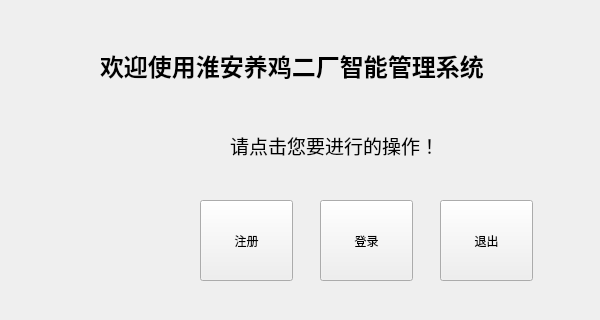
Qt form welcome/welcome.ui (muyulong/pi_gateway) before a commit; both pictures show x 0 to 600 and y 0 to 320 of the 700 by 433 pixel window.
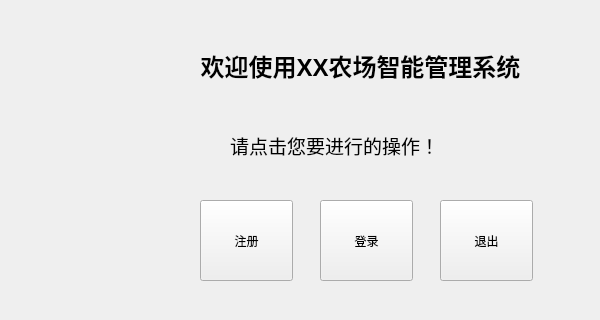
The same form after that commit.

The edit to the form file:
```diff
--- a/welcome/welcome.ui
+++ b/welcome/welcome.ui
@@ -23,7 +23,7 @@
     </rect>
    </property>
    <property name="text">
-    <string>&lt;html&gt;&lt;head/&gt;&lt;body&gt;&lt;p&gt;&lt;span style=&quot; font-size:18pt; font-weight:600;&quot;&gt;欢迎使用淮安养鸡二厂智能管理系统&lt;/span&gt;&lt;/p&gt;&lt;/body&gt;&lt;/html&gt;</string>
+    <string>&lt;html&gt;&lt;head/&gt;&lt;body&gt;&lt;p align=&quot;center&quot;&gt;&lt;span style=&quot; font-size:18pt; font-weight:600;&quot;&gt;欢迎使用XX农场智能管理系统&lt;/span&gt;&lt;/p&gt;&lt;/body&gt;&lt;/html&gt;</string>
    </property>
   </widget>
   <widget class="QLabel" name="label_2">
```
Left out of the diff: 2 changed lines with no effect on the pictures.
